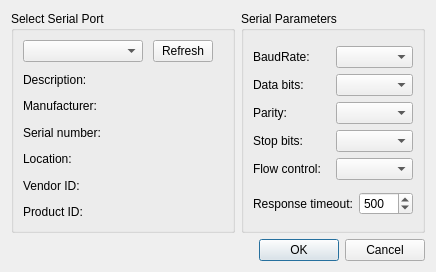
This is Marlin-PnP/serial/serialsettingdialog.ui in gstorm-b/Marlin-PnP-Communicate as Qt 5 draws it before an edit. The edited form follows.
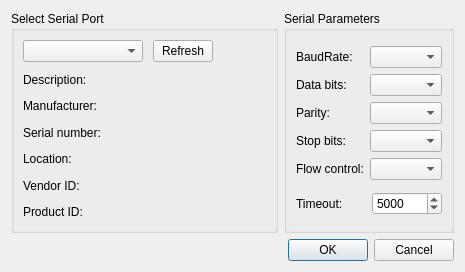
This is the edited form.

What changed in the file:
```diff
--- a/Marlin-PnP/serial/serialsettingdialog.ui
+++ b/Marlin-PnP/serial/serialsettingdialog.ui
@@ -6,7 +6,7 @@
    <rect>
     <x>0</x>
     <y>0</y>
-    <width>433</width>
+    <width>465</width>
     <height>272</height>
    </rect>
   </property>
@@ -211,17 +211,17 @@
              <number>100</number>
             </property>
             <property name="maximum">
-             <number>3000</number>
+             <number>30000</number>
             </property>
             <property name="value">
-             <number>500</number>
+             <number>5000</number>
             </property>
            </widget>
           </item>
           <item row="0" column="0">
            <widget class="QLabel" name="label_response_time">
             <property name="text">
-             <string>Response timeout:</string>
+             <string>Timeout:</string>
             </property>
            </widget>
           </item>
```
